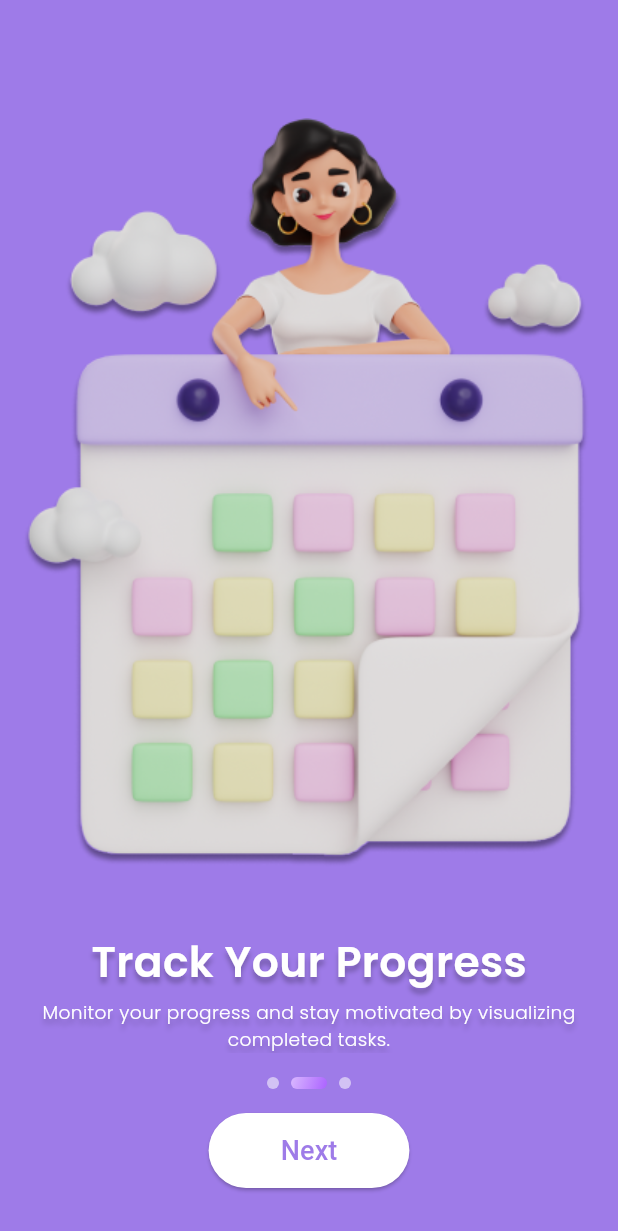
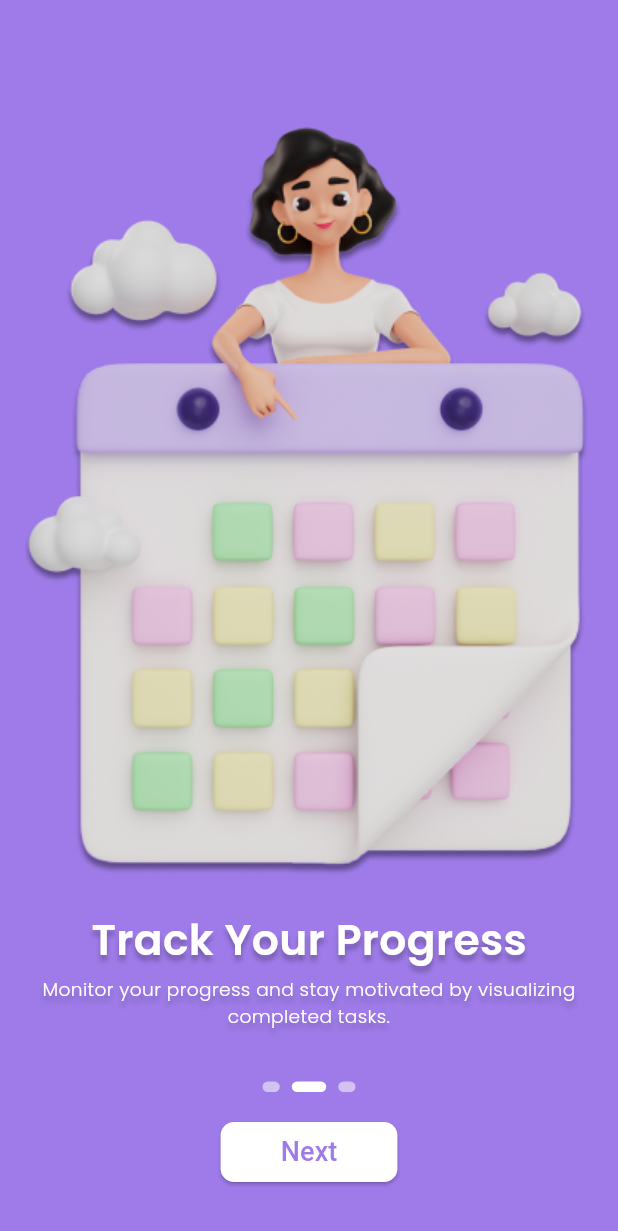
Before and after one commit to Omnia-97/Do-Bee, a Flutter app: the screen it shows after launch, after a tap on "Next", on a phone screen of 412 x 824 dp. Shown: the top 1231 px of the screen. Run offline on Flutter 3.47's test engine with Material 3 defaults, Android fonts, the phone set to English and light mode, and no system bars; drawn by our look-alikes of smooth_page_indicator; our stand-ins replace animated_custom_dropdown, cloud_firestore, easy_date_timeline, firebase_auth, firebase_core, firebase_crashlytics and 6 more; missing offline and left inert: text_divider; accounts and stored records are empty; generated files the repository leaves out were written again.

Commit message:
editing onboarding ui

```diff
--- a/lib/features/onboarding/onboarding_screen.dart
+++ b/lib/features/onboarding/onboarding_screen.dart
@@ -1,4 +1,6 @@
+import 'package:DooBee/features/login/pages/login_screen.dart';
 import 'package:flutter/material.dart';
+import 'package:flutter_screenutil/flutter_screenutil.dart';
 import 'package:smooth_page_indicator/smooth_page_indicator.dart';
 
 import 'widgets/onboarding_screen_widget.dart';
@@ -14,6 +16,23 @@ class OnboardingScreen extends StatefulWidget {
 
 class _OnboardingScreenState extends State<OnboardingScreen> {
   final PageController _controller = PageController();
+  int currentPage = 0;
+
+  @override
+  void initState() {
+    super.initState();
+    _controller.addListener(() {
+      setState(() {
+        currentPage = _controller.page!.round();
+      });
+    });
+  }
+
+  @override
+  void dispose() {
+    _controller.dispose();
+    super.dispose();
+  }
 
   @override
   Widget build(BuildContext context) {
@@ -29,19 +48,19 @@ class _OnboardingScreenState extends State<OnboardingScreen> {
                   imagePath: 'assets/images/onboarding_1.png',
                   title: 'Achieve Your Goals',
                   description:
-                      'Easily define your objectives and work towards them with DoBee.',
+                  'Easily define your objectives and work towards them with DoBee.',
                 ),
                 OnboardingScreenWidget(
                   imagePath: 'assets/images/onboarding_2.png',
                   title: 'Track Your Progress',
                   description:
-                      'Monitor your progress and stay motivated by visualizing completed tasks.',
+                  'Monitor your progress and stay motivated by visualizing completed tasks.',
                 ),
                 OnboardingScreenWidget(
                   imagePath: 'assets/images/onboarding_3.png',
                   title: 'Get Notified Instantly',
                   description:
-                      'DoBee ensures you get alerted about upcoming tasks and deadlines right when you need them.',
+                  'DoBee ensures you get alerted about upcoming tasks and deadlines right when you need them.',
                 ),
               ],
             ),
@@ -54,14 +73,16 @@ class _OnboardingScreenState extends State<OnboardingScreen> {
                 SmoothPageIndicator(
                   controller: _controller,
                   count: 3,
-                  effect: const ExpandingDotsEffect(
-                    dotHeight: 8.0,
-                    dotWidth: 8.0,
+                  effect: ExpandingDotsEffect(
+                    dotHeight: 8.h,
+                    dotWidth: 12.w,
+                    activeDotColor: Colors.white,
                     dotColor: Colors.white54,
-                    activeDotColor: Colors.transparent,
+                    expansionFactor: 2,
+                    spacing: 8.0,
                   ),
                 ),
-                Positioned.fill(
+             /*   Positioned.fill(
                   child: AnimatedBuilder(
                     animation: _controller,
                     builder: (context, child) {
@@ -81,7 +102,7 @@ class _OnboardingScreenState extends State<OnboardingScreen> {
                       );
                     },
                   ),
-                ),
+                ),*/
               ],
             ),
           ),
@@ -89,7 +110,6 @@ class _OnboardingScreenState extends State<OnboardingScreen> {
             padding: const EdgeInsets.only(bottom: 32.0),
             child: ElevatedButton(
               onPressed: () {
-                // Navigate to the next screen or move to the next page
                 int nextPage = _controller.page!.toInt() + 1;
                 if (nextPage < 3) {
                   _controller.animateToPage(
@@ -98,21 +118,26 @@ class _OnboardingScreenState extends State<OnboardingScreen> {
                     curve: Curves.easeIn,
                   );
                 } else {
-                  // Navigate to the next screen in your app
+                  Navigator.pushReplacementNamed(
+                    context,
+                    LoginScreen.routeName,
+                  );
                 }
               },
               style: ElevatedButton.styleFrom(
                 backgroundColor: Colors.white,
                 shape: RoundedRectangleBorder(
-                  borderRadius: BorderRadius.circular(30),
+                  borderRadius: BorderRadius.circular(10.r),
                 ),
               ),
-              child: const Padding(
-                padding: EdgeInsets.symmetric(vertical: 12.0, horizontal: 24.0),
+              child: Padding(
+                padding: const EdgeInsets.symmetric(vertical: 5.0, horizontal: 16.0),
                 child: Text(
-                  'Next',
-                  style: TextStyle(fontSize: 18, color:Color(0xFF9E7BE8),),
-
+                  currentPage == 2 ? 'Get Started' : 'Next',
+                  style: const TextStyle(
+                    fontSize: 18,
+                    color: Color(0xFF9E7BE8),
+                  ),
                 ),
               ),
             ),
--- a/lib/features/onboarding/widgets/onboarding_screen_widget.dart
+++ b/lib/features/onboarding/widgets/onboarding_screen_widget.dart
@@ -21,13 +21,11 @@ class OnboardingScreenWidget extends StatelessWidget {
       child: Column(
         mainAxisAlignment: MainAxisAlignment.center,
         children: [
-          Expanded(
-            child: Padding(
-              padding: EdgeInsets.only(left: 15.5.w, right: 19.5.w),
-              child: Image.asset(imagePath),
-            ),
+          Padding(
+            padding: EdgeInsets.only(left: 15.5.w, right: 19.5.w),
+            child: Image.asset(imagePath),
           ),
-          SizedBox(height: 35.22.h),
+          SizedBox(height: 25.h),
           Padding(
             padding: EdgeInsets.symmetric(horizontal: 20.w),
             child: Column(
```
